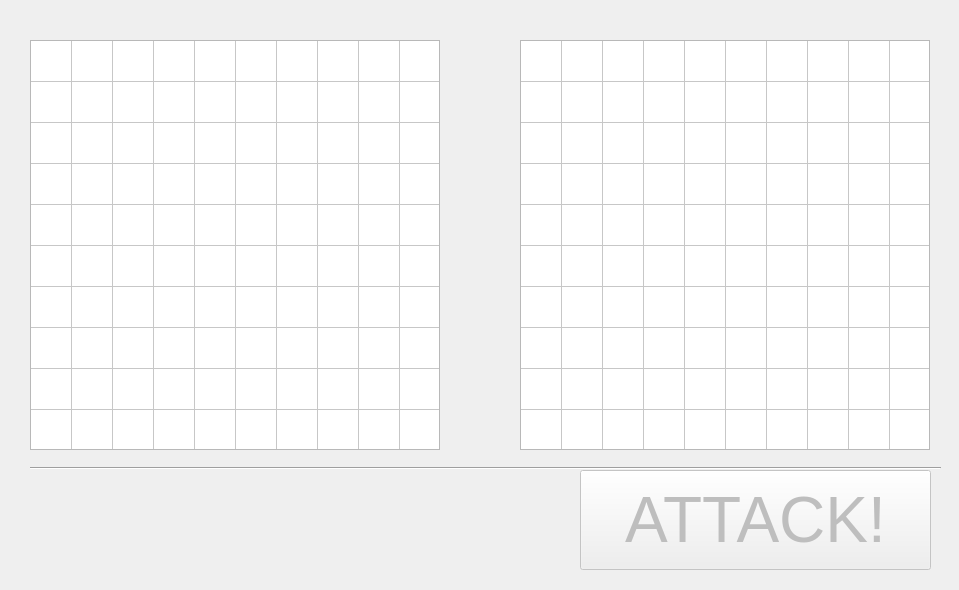
Before: the Qt Designer form projectlaika/windows/Game.ui in TheSgtPepper23/LaikaIA, drawn with Qt 5.
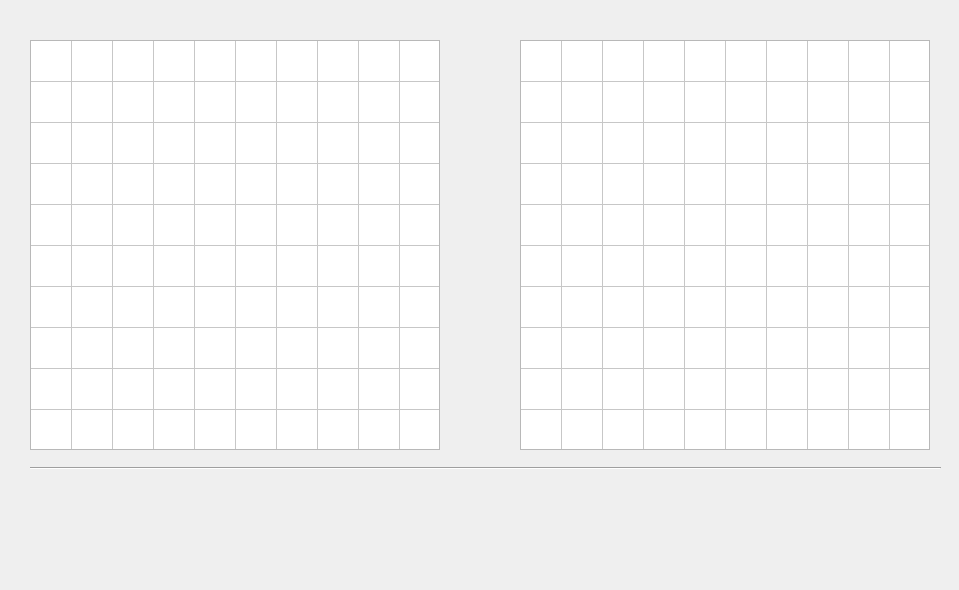
After: the same form once the commit is applied.

What changed in the file:
```diff
--- a/projectlaika/windows/Game.ui
+++ b/projectlaika/windows/Game.ui
@@ -108,7 +108,7 @@
      <string/>
     </property>
    </widget>
-   <widget class="QPushButton" name="attack_button">
+   <!--<widget class="QPushButton" name="attack_button">
     <property name="enabled">
      <bool>false</bool>
     </property>
@@ -128,7 +128,7 @@
     <property name="text">
      <string>ATTACK!</string>
     </property>
-   </widget>
+   </widget>-->
    <widget class="QTableWidget" name="attack_table">
     <property name="enabled">
      <bool>true</bool>
```
